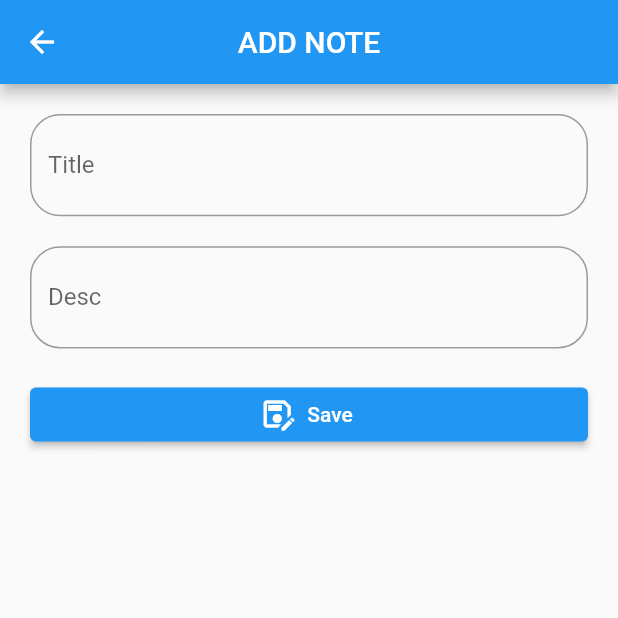
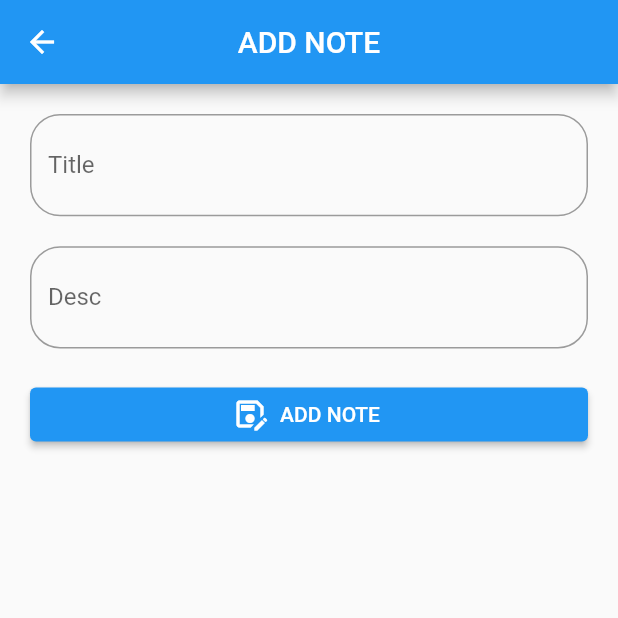
Before and after one commit to angular403/latihan_moor_db, a Flutter app: the screen it shows after launch, after a tap on the "add" icon, on a phone screen of 412 x 824 dp, the top half of it. Run offline on Flutter 3.47's test engine with Material 2 defaults, Android fonts, the light colour scheme and no system bars; our stand-ins replace get, moor_flutter; generated files the repository leaves out were written again.

Commit message:
finish crud

```diff
--- a/lib/app/data/db/note_database.dart
+++ b/lib/app/data/db/note_database.dart
@@ -3,7 +3,7 @@ import 'package:moor_flutter/moor_flutter.dart';
 part 'note_database.g.dart';
 
 class Notes extends Table {
-  IntColumn get id => integer().autoIncrement()();
+  IntColumn get id => integer().autoIncrement().nullable()();
   TextColumn get title => text().withLength(min: 1, max: 100)();
   TextColumn get desc => text().withLength(min: 1, max: 255)();
 }
@@ -13,7 +13,21 @@ class NoteManager extends _$NoteManager {
   NoteManager()
       : super(FlutterQueryExecutor.inDatabaseFolder(path: "notes.sqlite"));
 
-@override
-int get schemaVersion => 1;
+  @override
+  int get schemaVersion => 1;
 
+  // CRUD
+  // FETCH DATA ( READ DATA)
+  Future<List<Note>> fetchAllNotes() => select(notes).get();
+
+  Stream<List<Note>> StreamAllNotes() => select(notes).watch();
+
+  // INSERT DATA NOTE
+  Future<int> insertNote(Note note) => into(notes).insert(note);
+
+  // UPDATE DATA NOTE
+  Future<bool> updateNote(Note note) => update(notes).replace(note);
+
+  // DELETE DATA NOTE
+  Future<int> deleteNote(Note note) => delete(notes).delete(note);
 }
--- a/lib/app/modules/add_note/controllers/add_note_controller.dart
+++ b/lib/app/modules/add_note/controllers/add_note_controller.dart
@@ -1,7 +1,11 @@
 import 'package:flutter/material.dart';
 import 'package:get/get.dart';
+// import '../../../data/db/note_database.dart';
 
 class AddNoteController extends GetxController {
+  RxBool isLoading = false.obs;
   TextEditingController titleC = TextEditingController();
   TextEditingController descC = TextEditingController();
+
+
 }
--- a/lib/app/modules/add_note/views/add_note_view.dart
+++ b/lib/app/modules/add_note/views/add_note_view.dart
@@ -3,8 +3,12 @@ import 'package:flutter/material.dart';
 import 'package:get/get.dart';
 
 import '../controllers/add_note_controller.dart';
+import '../../../data/db/note_database.dart';
+import '../../home/controllers/home_controller.dart';
 
 class AddNoteView extends GetView<AddNoteController> {
+  final HomeController homeC = Get.find();
+
   @override
   Widget build(BuildContext context) {
     return Scaffold(
@@ -41,11 +45,24 @@ class AddNoteView extends GetView<AddNoteController> {
             ),
           ),
           SizedBox(height: 20),
-          ElevatedButton.icon(
-            onPressed: () {},
-            icon: Icon(Icons.save_as_outlined),
-            label: Text("Save"),
-          ),
+          Obx(() => ElevatedButton.icon(
+                onPressed: () async {
+                  if (controller.isLoading.isFalse) {
+                    controller.isLoading.value = true;
+                    await homeC.noteM.insertNote(
+                      Note(
+                        title: controller.titleC.text,
+                        desc: controller.descC.text,
+                      ),
+                    );
+                    controller.isLoading.value = false;
+                    Get.back();
+                  }
+                },
+                icon: Icon(Icons.save_as_outlined),
+                label: Text(
+                    controller.isLoading.isFalse ? "ADD NOTE" : "LOADING...."),
+              )),
         ],
       ),
     );
--- a/lib/app/modules/edit_note/controllers/edit_note_controller.dart
+++ b/lib/app/modules/edit_note/controllers/edit_note_controller.dart
@@ -2,6 +2,7 @@ import 'package:flutter/cupertino.dart';
 import 'package:get/get.dart';
 
 class EditNoteController extends GetxController {
+  RxBool isLoading = false.obs;
   TextEditingController titleC = TextEditingController();
   TextEditingController descC = TextEditingController();
 }
--- a/lib/app/modules/home/views/home_view.dart
+++ b/lib/app/modules/home/views/home_view.dart
@@ -4,33 +4,57 @@ import 'package:get/get.dart';
 import 'package:latihan_moor_db/app/routes/app_pages.dart';
 
 import '../controllers/home_controller.dart';
+import '../../../data/db/note_database.dart';
 
 class HomeView extends GetView<HomeController> {
+
   @override
   Widget build(BuildContext context) {
     return Scaffold(
       appBar: AppBar(
-        title: Text('HomeView'),
+        title: Text('ALL DATA '),
         centerTitle: true,
       ),
-      body: ListView.builder(
-        itemCount: 10,
+      body: StreamBuilder<List<Note>>(
+          stream: controller.noteM.StreamAllNotes(),
+          builder: (context, snapshot) {
+            if (snapshot.connectionState == ConnectionState.waiting) {
+              return Center(
+                child: CircularProgressIndicator(color: Colors.red[900]),
+              );
+            }
+            if (snapshot.data?.length == 0 || snapshot.data == null) {
+              return Center(
+                child: Text("Tidak ada data...."),
+              );
+            }
+            return ListView.builder(
+              itemCount: snapshot.data!.length,
               itemBuilder: (context, index) {
+                Note note = snapshot.data![index];
                 return ListTile(
                   onTap: () {
-              Get.toNamed(Routes.EDIT_NOTE, arguments: index + 1);
+                    Get.toNamed(
+                      Routes.EDIT_NOTE,
+                      arguments: note
+                    );
                   },
-            leading: CircleAvatar(),
-            title: Text("${index + 1}"),
-            subtitle: Text("${index + 1}"),
+                  leading: CircleAvatar(
+                    child: Text("${note.id}"),
+                  ),
+                  title: Text("${note.title}"),
+                  subtitle: Text("${note.desc}"),
                   trailing: IconButton(
-              onPressed: () {},
+                    onPressed: () {
+                      controller.noteM.deleteNote(note);
+                    },
                     icon: Icon(Icons.delete),
                     color: Colors.green,
                   ),
                 );
               },
-      ),
+            );
+          }),
       floatingActionButton: FloatingActionButton(
         onPressed: () {
           Get.toNamed(Routes.ADD_NOTE);
```
Also changed, not shown: lib/app/modules/edit_note/views/edit_note_view.dart (+29 -7 lines), lib/app/modules/home/controllers/home_controller.dart (+2 -17 lines), lib/app/data/db/note_database.g.dart. Lines whose indentation alone changed are shown as unchanged.
